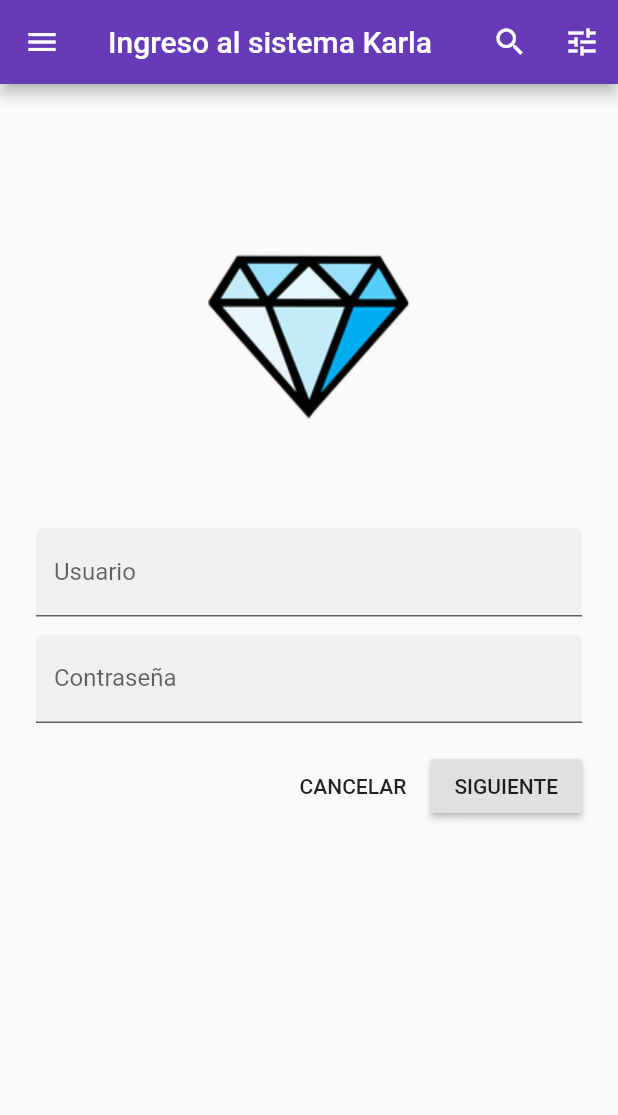
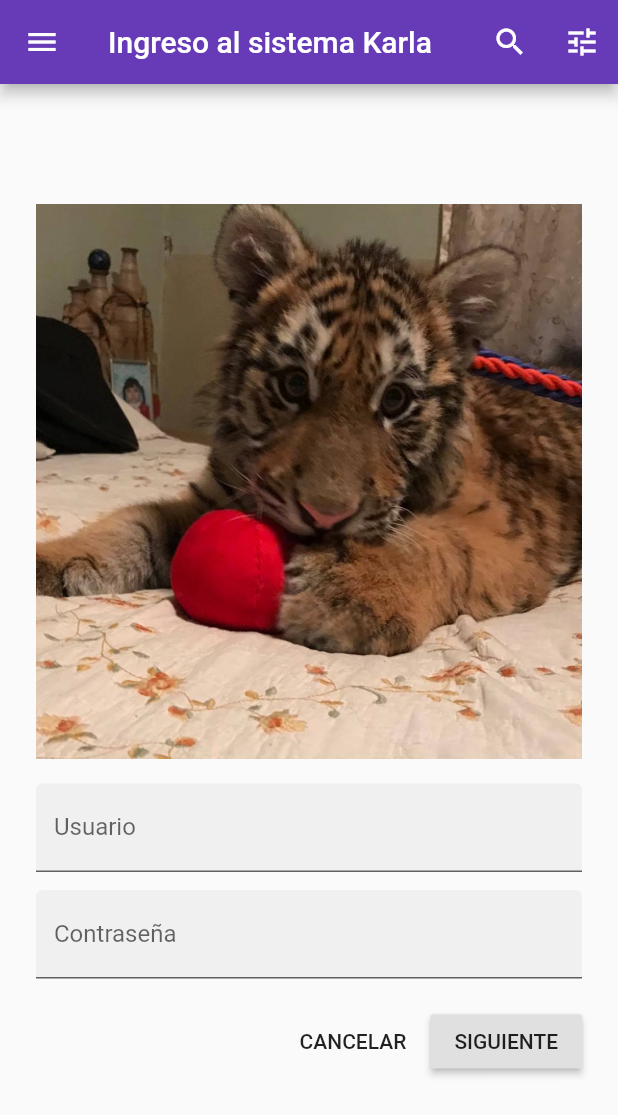
Before and after one commit to karla1901/iOSp8_Login, a Flutter app: the screen it shows after launch, on a phone screen of 412 x 824 dp. Shown: the top 1115 px of the screen. Run offline on Flutter 3.47's test engine with Material 2 defaults, Android fonts, the phone set to English and light mode, and no system bars.

```diff
--- a/lib/main.dart
+++ b/lib/main.dart
@@ -79,7 +79,7 @@ class _IngresoSistemaState extends State<IngresoSistema> {
             SizedBox(height: 80.0),
             Column(
               children: <Widget>[
-                Image.asset('assets/diamond.png'),
+                Image.asset('assets/image36.jpg'),
                 SizedBox(height: 16.0),
               ],
             ),
@@ -134,10 +134,10 @@ class _IngresoSistemaState extends State<IngresoSistema> {
               Center(
                 child: Column(
                   children: <Widget>[
-                    Text('YAY, Estoy Ingresando!'),
+                    Text('YAY, Ingresaste!'),
                     RaisedButton(
                       elevation: 20.0,
-                      child: Text('Cerrar sesion'),
+                      child: Text('Cerrar sesión'),
                       onPressed: () {
                         setState(() {
                           acceso = false;
```
Also changed, not shown: assets/image36.jpg (added), 1 other file.
